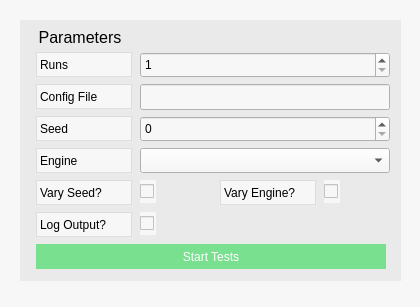
Before: the Qt Designer form main/cpp/ui/stridewindow.ui in svissers/peryite, drawn with Qt 5.
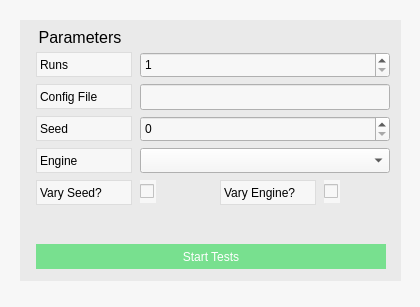
After: the same form once the commit is applied.

Commit message: Restructured part of stridewindow for cleaner GuiController integration

```diff
--- a/main/cpp/ui/stridewindow.ui
+++ b/main/cpp/ui/stridewindow.ui
@@ -141,25 +141,6 @@
      <string>Vary Engine?</string>
     </property>
    </widget>
-   <widget class="QLabel" name="printLabel">
-    <property name="geometry">
-     <rect>
-      <x>16</x>
-      <y>192</y>
-      <width>96</width>
-      <height>25</height>
-     </rect>
-    </property>
-    <property name="frameShape">
-     <enum>QFrame::Box</enum>
-    </property>
-    <property name="frameShadow">
-     <enum>QFrame::Plain</enum>
-    </property>
-    <property name="text">
-     <string>Log Output?</string>
-    </property>
-   </widget>
    <widget class="QSpinBox" name="runsInput">
     <property name="geometry">
      <rect>
@@ -285,19 +266,6 @@
      <string/>
     </property>
    </widget>
-   <widget class="QCheckBox" name="printInput">
-    <property name="geometry">
-     <rect>
-      <x>120</x>
-      <y>192</y>
-      <width>16</width>
-      <height>23</height>
-     </rect>
-    </property>
-    <property name="text">
-     <string/>
-    </property>
-   </widget>
    <widget class="QPushButton" name="startButton">
     <property name="geometry">
      <rect>
```
The commit also changes 3 other files.
